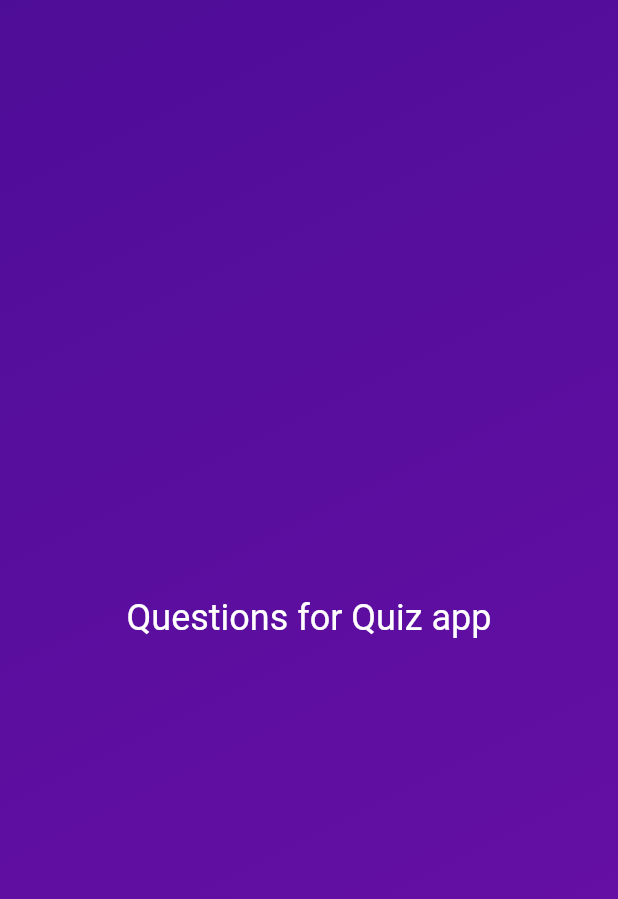
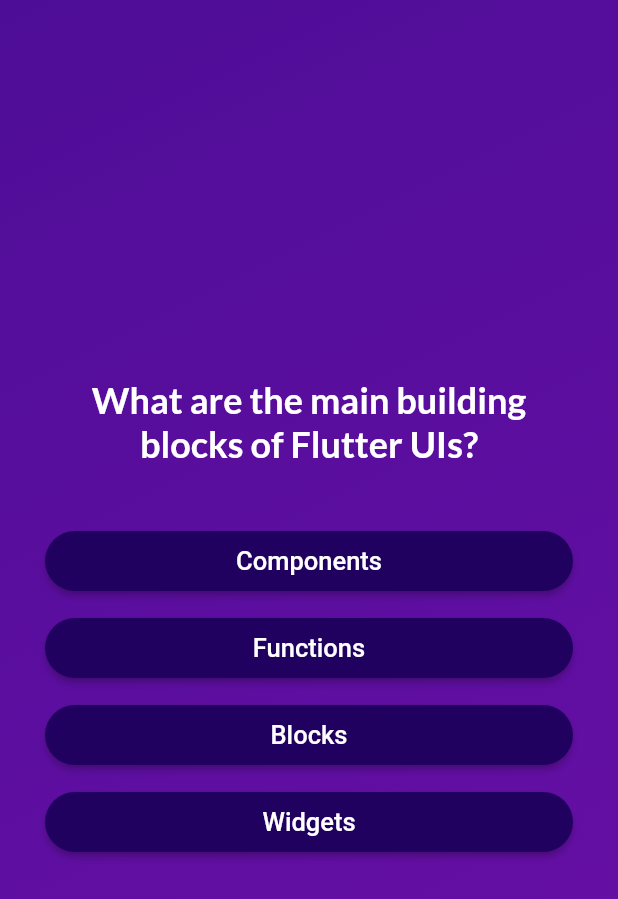
Before and after one commit to nikeshgamal24/Flutter--Quiz-App, a Flutter app: the screen it shows after launch, after a tap on "Start Quiz", on a phone screen of 412 x 824 dp. Shown: the top 899 px of the screen. Run offline on Flutter 3.47's test engine with Material 2 defaults, Android fonts, the phone set to English and light mode, and no system bars; our stand-ins replace google_fonts.

Commit message:
Quiz app functionalities

```diff
--- /dev/null
+++ b/lib/answer_button.dart
@@ -0,0 +1,32 @@
+import 'package:flutter/material.dart';
+
+class AnswerButton extends StatelessWidget{
+  // Here we are using the name argumnet instead of positional argument
+ const AnswerButton({super.key,required this.answerText, required this.onTap,});
+
+ final String answerText;
+ final void Function() onTap;
+
+  @override
+  Widget build(context){
+    return Container(
+      margin: const EdgeInsets.only(top:10),
+      child: ElevatedButton(
+        onPressed: onTap,
+        style: ElevatedButton.styleFrom(
+          padding: const EdgeInsets.symmetric(vertical: 10,horizontal: 40),
+          backgroundColor: const Color.fromARGB(255, 33, 1, 95),
+          foregroundColor: Colors.white,
+          shape: RoundedRectangleBorder(borderRadius: BorderRadius.circular(40))
+        ),
+        child: Text(
+          answerText,
+          style: const TextStyle(
+            fontSize: 17,
+          ),
+          textAlign: TextAlign.center,
+          ),
+        ),
+    );
+  }
+}
--- /dev/null
+++ b/lib/data/questions.dart
@@ -0,0 +1,57 @@
+import 'package:adv_basics/models/quiz_questions.dart';
+
+//here are quiz questions and the multiple choices answer
+
+const questions = [
+  QuizQuestion(
+    'What are the main building blocks of Flutter UIs?',
+    [
+      'Widgets',
+      'Components',
+      'Blocks',
+      'Functions',
+    ],
+  ),
+  QuizQuestion('How are Flutter UIs built?', [
+    'By combining widgets in code',
+    'By combining widgets in a visual editor',
+    'By defining widgets in config files',
+    'By using XCode for iOS and Android Studio for Android',
+  ]),
+  QuizQuestion(
+    'What\'s the purpose of a StatefulWidget?',
+    [
+      'Update UI as data changes',
+      'Update data as UI changes',
+      'Ignore data changes',
+      'Render UI that does not depend on data',
+    ],
+  ),
+  QuizQuestion(
+    'Which widget should you try to use more often: StatelessWidget or StatefulWidget?',
+    [
+      'StatelessWidget',
+      'StatefulWidget',
+      'Both are equally good',
+      'None of the above',
+    ],
+  ),
+  QuizQuestion(
+    'What happens if you change data in a StatelessWidget?',
+    [
+      'The UI is not updated',
+      'The UI is updated',
+      'The closest StatefulWidget is updated',
+      'Any nested StatefulWidgets are updated',
+    ],
+  ),
+  QuizQuestion(
+    'How should you update data inside of StatefulWidgets?',
+    [
+      'By calling setState()',
+      'By calling updateData()',
+      'By calling updateUI()',
+      'By calling updateState()',
+    ],
+  ),
+];
--- a/lib/main.dart
+++ b/lib/main.dart
@@ -1,6 +1,6 @@
 import 'package:flutter/material.dart';
 import 'package:adv_basics/quiz.dart';
 
-void main(){
-   runApp(const Quiz());
+void main() {
+  runApp(const Quiz());
 }
--- /dev/null
+++ b/lib/models/quiz_questions.dart
@@ -0,0 +1,14 @@
+class QuizQuestion{
+  const QuizQuestion(this.text, this.answers);
+
+  final String text;
+  final List<String> answers;
+
+  //creating a method to shuffle the list as shuffle will change the original list we dont directly shuffle the list but we copy the list and shuffle the copied list and return the shuffled list to display the option
+
+  List<String> getShuffledAnswer(){
+      final shuffledList = List.of(answers);
+      shuffledList.shuffle();
+      return shuffledList;
+  }
+}
--- a/lib/questions_screen.dart
+++ b/lib/questions_screen.dart
@@ -1,13 +1,24 @@
+import 'package:adv_basics/data/questions.dart';
 import 'package:flutter/material.dart';
+import 'package:adv_basics/answer_button.dart';
+import 'package:google_fonts/google_fonts.dart';
+// import 'package:adv_basics/data/questions.dart';
 
-class QuestionsScreen extends StatefulWidget{
-  const QuestionsScreen({super.key});
+
+class QuestionsScreen extends StatefulWidget {
+  const QuestionsScreen({super.key, required this.onSelectAnswer});
+
+  //onSelectAnswer is available in this QustionScreen class but not available in the _QuestionScreenState class where all the state are represented
+
+  //so for that to have the access of this class in the _QuestionScreenState class we use the 'widget.' instance variable or property in the _QuestionScreenState
+  final void Function(String answer) onSelectAnswer;
 
   @override
-  State<QuestionsScreen> createState(){
+  State<QuestionsScreen> createState() {
     return _QuestionScreenState();
   }
 }
+
 
 //While using the StatefulWidget we have to override a function 'createState' that returns the state of the class type as it is returns the value that is of the genric type
 
@@ -15,22 +26,62 @@ class QuestionsScreen extends StatefulWidget{
 
 //so we create a private class that can be operated only to this particular file even if the file is imported to the other file the private class will return the widget throught its function build() of that particular given state of the framework of UI
 
-class _QuestionScreenState extends State<QuestionsScreen>{
+class _QuestionScreenState extends State<QuestionsScreen> {
+
+  var currentQuestionIndex = 0;
+
+  void answerQuestion(String selectAnswer){
+    //widget helps to give the access of the Widget class and its methods
+    widget.onSelectAnswer(selectAnswer);
+
+    setState(() {
+      currentQuestionIndex++;
+    });
+  }
+
   @override
-  Widget build(context){
-    return const Center(
+  Widget build(context) {
+    final currentQuestion = questions[currentQuestionIndex];
+
+    return  SizedBox(
+      width: double.infinity,
+      child: Container(
+        margin: const EdgeInsets.all(30),
         child: Column(
-        mainAxisSize: MainAxisSize.min,
+          mainAxisAlignment: MainAxisAlignment.center,
+          crossAxisAlignment: CrossAxisAlignment.stretch,
           children: [
              Text(
-        'Questions for Quiz app',
-        style: TextStyle(
+              currentQuestion.text,
+              style: GoogleFonts.lato(
                 color: Colors.white,
-          fontSize:24,
+                fontSize: 24,
+                fontWeight: FontWeight.bold,
+              ),textAlign: TextAlign.center,
+              ),
+            const SizedBox(height: 30,),
+            //no of answer button should be based on the available answer for that we use mapping
+
+            //here getShuffledAnswer() funciton will return the shuffledlist and then the mapping of the list is done so this is also a example of chaining of methods
+
+            // and mapping helps to convert the list of string into behave as a widget
+            ...currentQuestion.getShuffledAnswer().map((answer){
+              return AnswerButton(answerText: answer, onTap:(){
+                answerQuestion(answer);
+              },);
+            })
+
+            //Hardcoding the answer button options ---> not appropriate
+            // AnswerButton(answerText:'Answer 1',onTap:(){},),
+            //  const SizedBox(height: 20,),
+            // AnswerButton(answerText:'Answer 2',onTap:(){},),
+            //  const SizedBox(height: 20,),
+            // AnswerButton(answerText:'Answer 3',onTap:(){},),
+            // const SizedBox(height: 20,),
+            // AnswerButton(answerText:'Answer 4',onTap:(){},),
+          ],
         ),
       ),
-        ],
-      )
     );
   }
 }
--- a/lib/quiz.dart
+++ b/lib/quiz.dart
@@ -1,44 +1,83 @@
 import 'package:adv_basics/questions_screen.dart';
 import 'package:flutter/material.dart';
 import 'package:adv_basics/start_screen.dart';
+import 'package:adv_basics/data/questions.dart';
+import 'package:adv_basics/result_screen.dart';
 
-class Quiz extends StatefulWidget{
+class Quiz extends StatefulWidget {
   const Quiz({super.key});
 
   @override
-  State<Quiz> createState(){
+  State<Quiz> createState() {
     return _QuizState();
   }
 }
 
-class _QuizState extends State<Quiz>{
-  // Widget? activeScreen = const StartScreen(switchScreen);
-  Widget? activeScreen;
+class _QuizState extends State<Quiz> {
+
+  //this list will content the all the selected answer by the user and will be used at the result screen at the end when we ran out of the questions
+  List<String> selectedAnswers = [];
+
+  //1. Widget? activeScreen = const StartScreen(switchScreen);
+  // 2.Widget? activeScreen;
 
   //when both variable and method are created simulataneously then it throws error as it can not guarantee that the method exits or not
 
   //so to solve the error we add the method called : 'initState()'
 
   //initState will be excuted at first and never gets executed afterward so only used to do extra initialization when the state object is created for the first time
-  @override
-  void initState(){
-    super.initState();
-    activeScreen = StartScreen(switchScreen);
-  }
+//  2. @override
+//   void initState() {
+//     super.initState();
+//     activeScreen = StartScreen(switchScreen);
+//   }
+
+  // void switchScreen() {
+  //   setState(() {
+  //     activeScreen = const QuestionsScreen(chooseAnswer);
+  //   });
+  // }
+  var activeScreen = 'start-screen';
 
   void switchScreen(){
     setState(() {
-    activeScreen = const QuestionsScreen();
+      activeScreen = 'questions-screen';
     });
   }
 
+    //will get the data from the another class and will add the selected answer by the user to the list so as to use it in the result screen after user ran out of the questions
+  void chooseAnswer(String answer){
+    selectedAnswers.add(answer);
+
+    if(selectedAnswers.length == questions.length){
+      setState(() {
+        activeScreen = 'result-screen';
+      });
+    }
+  }
+
   @override
-  Widget build(context){
+  Widget build(context) {
+    Widget screenWidget = StartScreen(switchScreen);
+
+    if(activeScreen == 'questions-screen'){
+      //passing the function 'chooseAnswer'  where the answer will get added to the list and the values or answer that are to be added to the list is at the another widget state so we pass the function as an argumnet to the constructor of the class
+
+      //Here the data will be passed throught different widget via function that has been passed as a value to the class
+      screenWidget = QuestionsScreen(
+        onSelectAnswer: chooseAnswer);
+    }
+
+
+    if(activeScreen == 'result-screen'){
+      screenWidget =  ResultScreen(chosenAnswer: selectedAnswers,);
+    }
+
     return MaterialApp(
       home: Scaffold(
         backgroundColor: Colors.deepPurpleAccent,
         body: Container(
-        decoration:const BoxDecoration(
+          decoration: const BoxDecoration(
               gradient: LinearGradient(
             colors: [
               Color.fromARGB(255, 78, 13, 151),
@@ -46,9 +85,8 @@ class _QuizState extends State<Quiz>{
             ],
             begin: Alignment.topLeft,
             end: Alignment.bottomRight,
-            )
-        ),
-        child:activeScreen,
+          )),
+          child: screenWidget,
         ),
       ),
     );
--- a/lib/start_screen.dart
+++ b/lib/start_screen.dart
@@ -1,7 +1,7 @@
 import 'package:flutter/material.dart';
 
 class StartScreen extends StatelessWidget {
-  const StartScreen(this.startQuiz,{super.key});
+  const StartScreen(this.startQuiz, {super.key});
 
   //we passed StartScreen a positional parameter i.e. a function to switch to the quiz
   final Function()? startQuiz;
@@ -42,7 +42,7 @@ class StartScreen extends StatelessWidget {
           //For the icon on the button or elsewhere we use like OutlinedButton.icon and can use icon property and use certain given icon to the place where we want to place the icon at
 
           OutlinedButton.icon(
-            //startQuiz contains the function that will change the activescreen to QuestionsScreen so the value startQuiz variable contains the function body
+              //startQuiz contains the function that will change the activescreen to QuestionsScreen so the value startQuiz variable contains the function body
               onPressed: startQuiz,
               style: OutlinedButton.styleFrom(
                   padding: const EdgeInsets.all(10),
--- a/pubspec.yaml
+++ b/pubspec.yaml
@@ -35,6 +35,7 @@ dependencies:
   # The following adds the Cupertino Icons font to your application.
   # Use with the CupertinoIcons class for iOS style icons.
   cupertino_icons: ^1.0.2
+  google_fonts: ^5.0.0
 
 dev_dependencies:
   flutter_test:
```
Also changed, not shown: lib/questions_summary.dart (added, +38 -0 lines), pubspec.lock, 2 other files. Lines whose indentation alone changed are shown as unchanged.
